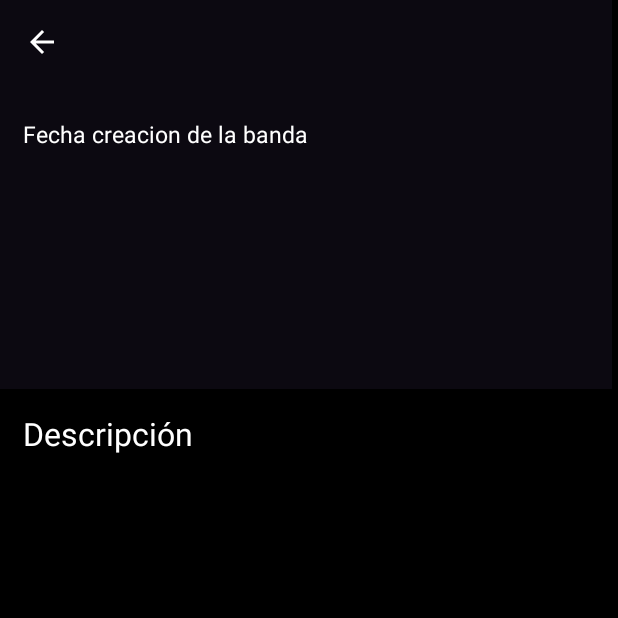
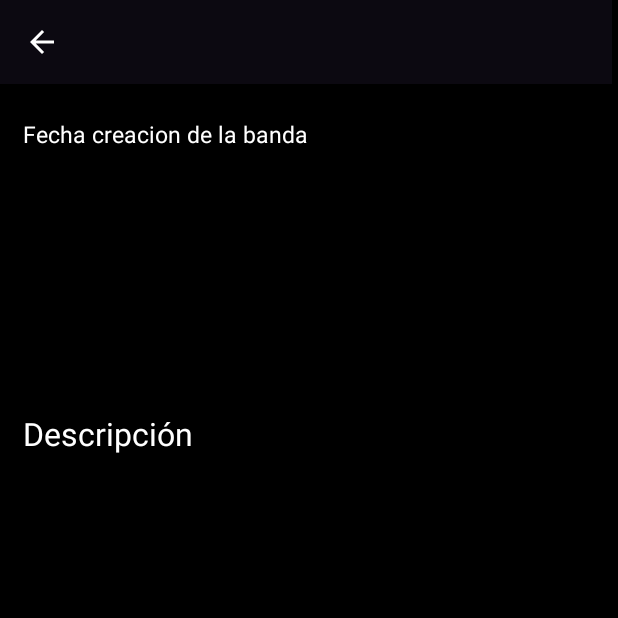
Before and after one commit to carloscastillof/app_moviles_MISO, an Android app: the ArtistDetailActivity screen opened directly, with no data from a screen before it, on a phone screen of 412 x 824 dp, the top half of it. Run offline under Robolectric (Android 15) with nearby library versions, the phone set to English and light mode, and no system bars; our stand-ins replace CircleImageView, Picasso; pictures from the network do not load; 1 statement that could not run was skipped.

Commit message:
Eliminacion sobrepintado de background

```diff
--- a/app/src/main/res/layout/activity_artists_detail.xml
+++ b/app/src/main/res/layout/activity_artists_detail.xml
@@ -10,7 +10,6 @@
     <RelativeLayout
         android:layout_width="408dp"
         android:layout_height="259dp"
-        android:background="@color/background"
         android:orientation="vertical"
         android:id="@+id/principal"
         tools:layout_editor_absoluteX="1dp"
--- a/app/src/main/res/layout/activity_detail_album.xml
+++ b/app/src/main/res/layout/activity_detail_album.xml
@@ -9,7 +9,6 @@
     <RelativeLayout
         android:layout_width="408dp"
         android:layout_height="259dp"
-        android:background="@color/black"
         android:orientation="vertical"
         android:id="@+id/principal"
         tools:layout_editor_absoluteX="1dp"
```
